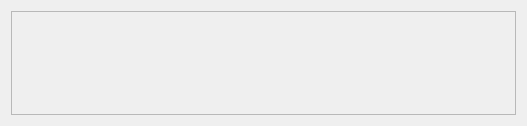
Old version of the form apps/vaporgui/QRange.ui in the repository StasJ/vapor-formatted.
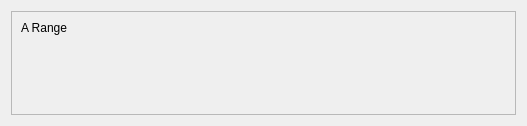
New version of the form. Custom widgets are drawn as their Qt base class.

Diff of the .ui file:
```diff
--- a/apps/vaporgui/QRange.ui
+++ b/apps/vaporgui/QRange.ui
@@ -22,7 +22,14 @@
      <property name="frameShadow">
       <enum>QFrame::Raised</enum>
      </property>
-     <layout class="QVBoxLayout" name="verticalLayout_2">
+     <layout class="QVBoxLayout" name="verticalLayout_2" stretch="1,2,2">
+      <item>
+       <widget class="QLabel" name="mainLabel">
+        <property name="text">
+         <string>A Range</string>
+        </property>
+       </widget>
+      </item>
       <item>
        <widget class="QSliderEdit" name="minSliderEdit" native="true"/>
       </item>
```
